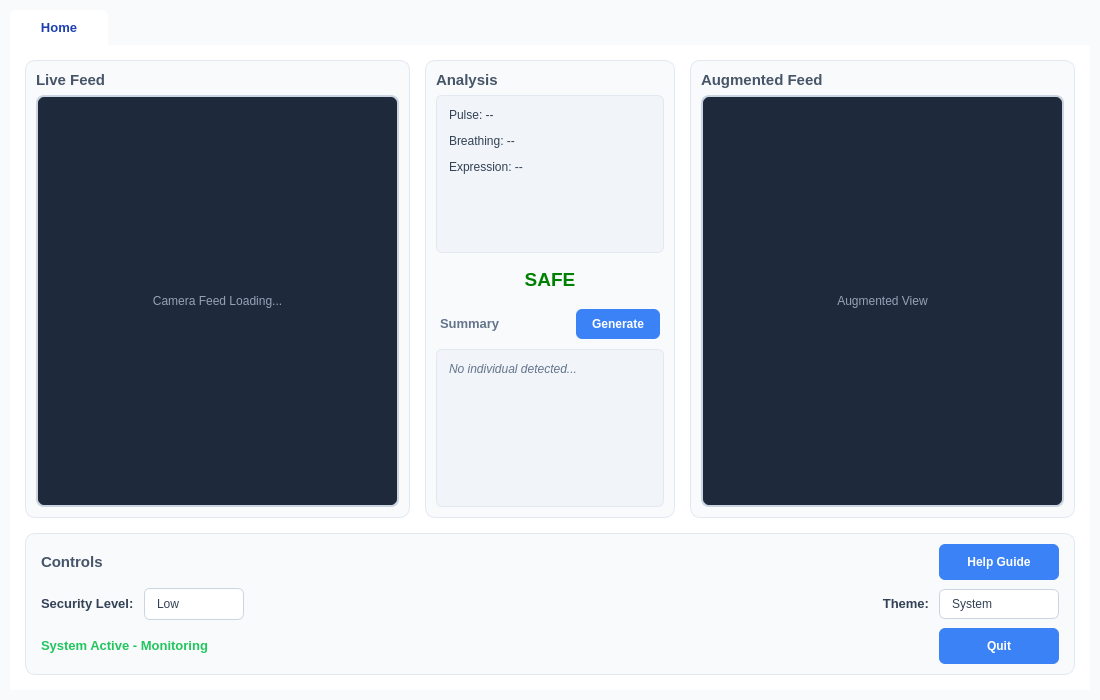
Qt form gui/designer2.ui (Jurassic001/helm) before a commit.
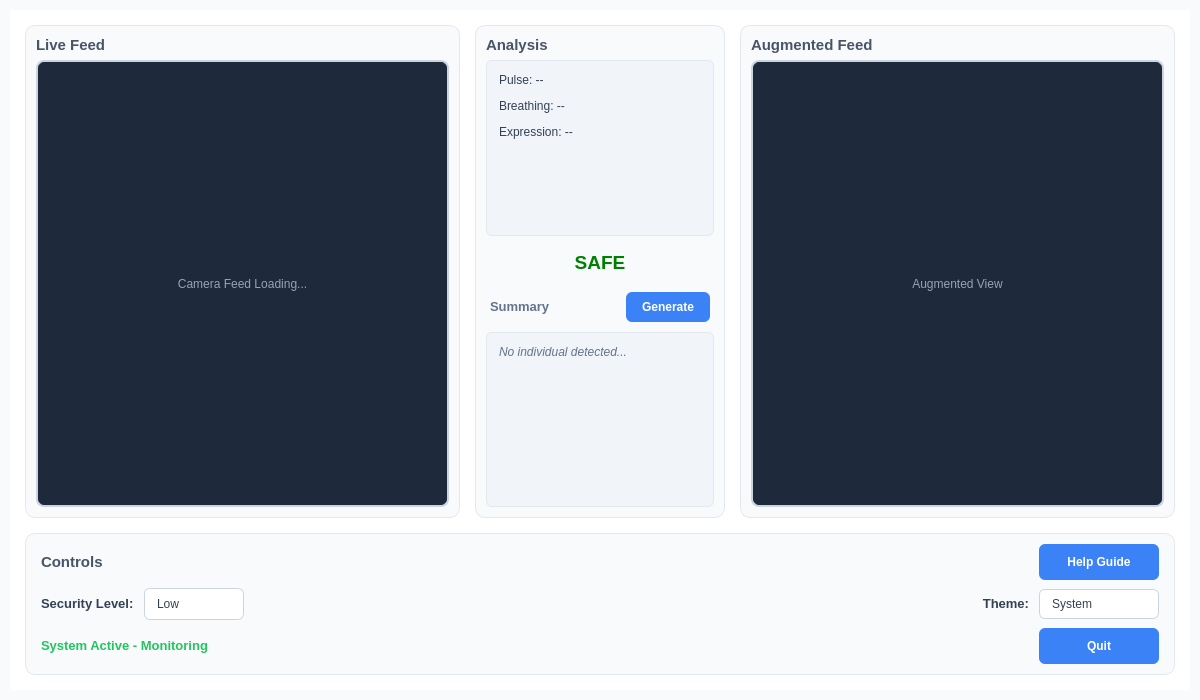
The same form after that commit.

Commit message: Play with widths, tabs, and fonts

What changed in the file:
```diff
--- a/gui/designer2.ui
+++ b/gui/designer2.ui
@@ -6,7 +6,7 @@
    <rect>
     <x>0</x>
     <y>0</y>
-    <width>1100</width>
+    <width>1200</width>
     <height>700</height>
    </rect>
   </property>
@@ -125,6 +125,15 @@
      <property name="currentIndex">
       <number>0</number>
      </property>
+     <property name="documentMode">
+      <bool>false</bool>
+     </property>
+     <property name="tabsClosable">
+      <bool>false</bool>
+     </property>
+     <property name="tabBarAutoHide">
+      <bool>true</bool>
+     </property>
      <widget class="QWidget" name="home">
       <property name="styleSheet">
        <string notr="true">QWidget#home {
@@ -321,6 +330,11 @@
               <height>80</height>
              </size>
             </property>
+            <property name="font">
+             <font>
+              <pointsize>12</pointsize>
+             </font>
+            </property>
             <property name="html">
              <string>&lt;!DOCTYPE HTML PUBLIC &quot;-//W3C//DTD HTML 4.0//EN&quot; &quot;http://www.w3.org/TR/REC-html40/strict.dtd&quot;&gt;
 &lt;html&gt;&lt;head&gt;&lt;meta name=&quot;qrichtext&quot; content=&quot;1&quot; /&gt;&lt;meta charset=&quot;utf-8&quot; /&gt;&lt;style type=&quot;text/css&quot;&gt;
@@ -328,10 +342,10 @@
 hr { height: 1px; border-width: 0; }
 li.unchecked::marker { content: &quot;\2610&quot;; }
 li.checked::marker { content: &quot;\2612&quot;; }
-&lt;/style&gt;&lt;/head&gt;&lt;body style=&quot; font-family:'Segoe UI'; font-size:9pt; font-weight:400; font-style:normal;&quot;&gt;
-&lt;p style=&quot; margin-top:12px; margin-bottom:12px; margin-left:0px; margin-right:0px; -qt-block-indent:0; text-indent:0px;&quot;&gt;&lt;span style=&quot; color:#334155;&quot;&gt;Pulse: --&lt;/span&gt;&lt;/p&gt;
-&lt;p style=&quot; margin-top:12px; margin-bottom:12px; margin-left:0px; margin-right:0px; -qt-block-indent:0; text-indent:0px;&quot;&gt;&lt;span style=&quot; color:#334155;&quot;&gt;Breathing: --&lt;/span&gt;&lt;/p&gt;
-&lt;p style=&quot; margin-top:12px; margin-bottom:12px; margin-left:0px; margin-right:0px; -qt-block-indent:0; text-indent:0px;&quot;&gt;&lt;span style=&quot; color:#334155;&quot;&gt;Expression: --&lt;/span&gt;&lt;/p&gt;&lt;/body&gt;&lt;/html&gt;</string>
+&lt;/style&gt;&lt;/head&gt;&lt;body style=&quot; font-family:'Segoe UI'; font-size:12pt; font-weight:400; font-style:normal;&quot;&gt;
+&lt;p style=&quot; margin-top:12px; margin-bottom:12px; margin-left:0px; margin-right:0px; -qt-block-indent:0; text-indent:0px;&quot;&gt;&lt;span style=&quot; font-size:9pt; color:#334155;&quot;&gt;Pulse: --&lt;/span&gt;&lt;/p&gt;
+&lt;p style=&quot; margin-top:12px; margin-bottom:12px; margin-left:0px; margin-right:0px; -qt-block-indent:0; text-indent:0px;&quot;&gt;&lt;span style=&quot; font-size:9pt; color:#334155;&quot;&gt;Breathing: --&lt;/span&gt;&lt;/p&gt;
+&lt;p style=&quot; margin-top:12px; margin-bottom:12px; margin-left:0px; margin-right:0px; -qt-block-indent:0; text-indent:0px;&quot;&gt;&lt;span style=&quot; font-size:9pt; color:#334155;&quot;&gt;Expression: --&lt;/span&gt;&lt;/p&gt;&lt;/body&gt;&lt;/html&gt;</string>
             </property>
            </widget>
           </item>
```
